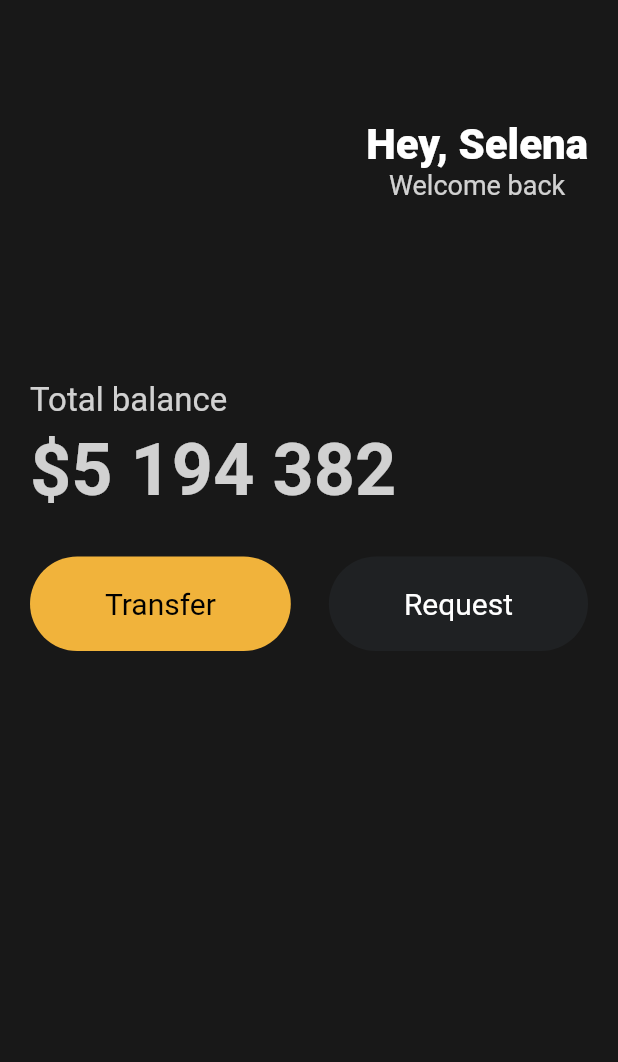
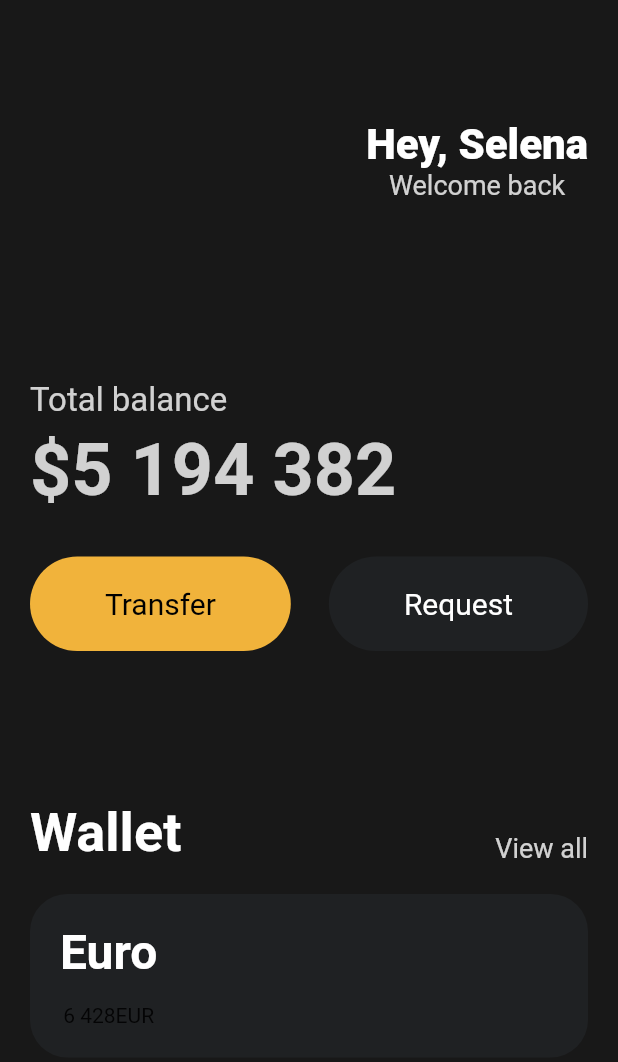
Before and after one commit to mrkim3/flutter, a Flutter app: the screen it shows after launch, on a phone screen of 412 x 824 dp. Shown: the top 1062 px of the screen. Run offline on Flutter 3.47's test engine with Material 2 defaults, Android fonts, the phone set to English and light mode, and no system bars.

Commit message:
0307 수정

```diff
--- a/lib/main.dart
+++ b/lib/main.dart
@@ -90,6 +90,66 @@ class App extends StatelessWidget {
                   ),
                 ],
               ),
+              const SizedBox(
+                height: 100,
+              ),
+              Row(
+                crossAxisAlignment: CrossAxisAlignment.end,
+                mainAxisAlignment: MainAxisAlignment.spaceBetween,
+                children: [
+                  const Text(
+                    "Wallet",
+                    style: TextStyle(
+                      color: Colors.white,
+                      fontSize: 36,
+                      fontWeight: FontWeight.w600,
+                    ),
+                  ),
+                  Text(
+                    "View all",
+                    style: TextStyle(
+                      color: Colors.white.withOpacity(0.8),
+                      fontSize: 18,
+                    ),
+                  ),
+                ],
+              ),
+              const SizedBox(
+                height: 20,
+              ),
+              Container(
+                  decoration: BoxDecoration(
+                      color: const Color(0xFF1F2123),
+                      borderRadius: BorderRadius.circular(25)),
+                  child: const Padding(
+                    padding: EdgeInsets.all(20),
+                    child: Row(
+                      children: [
+                        Column(
+                          children: [
+                            Text(
+                              "Euro",
+                              style: TextStyle(
+                                  color: Colors.white,
+                                  fontSize: 32,
+                                  fontWeight: FontWeight.w600),
+                            ),
+                            SizedBox(
+                              height: 15,
+                            ),
+                            Row(
+                              children: [
+                                Text(
+                                  "6 428",
+                                ),
+                                Text("EUR"),
+                              ],
+                            )
+                          ],
+                        ),
+                      ],
+                    ),
+                  )),
             ],
           ),
         ),
```
